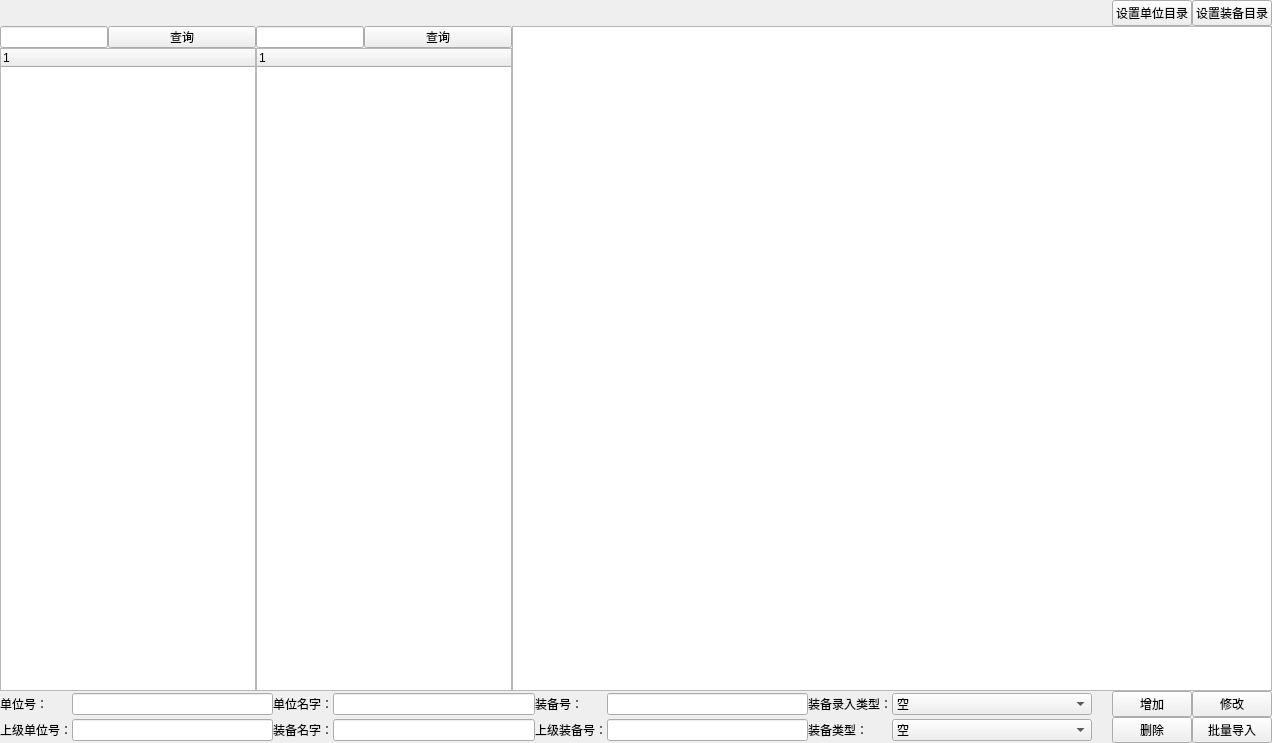
Belos10/Equip, file widgets/strengthDisturb/select_set.ui: the form before one commit.
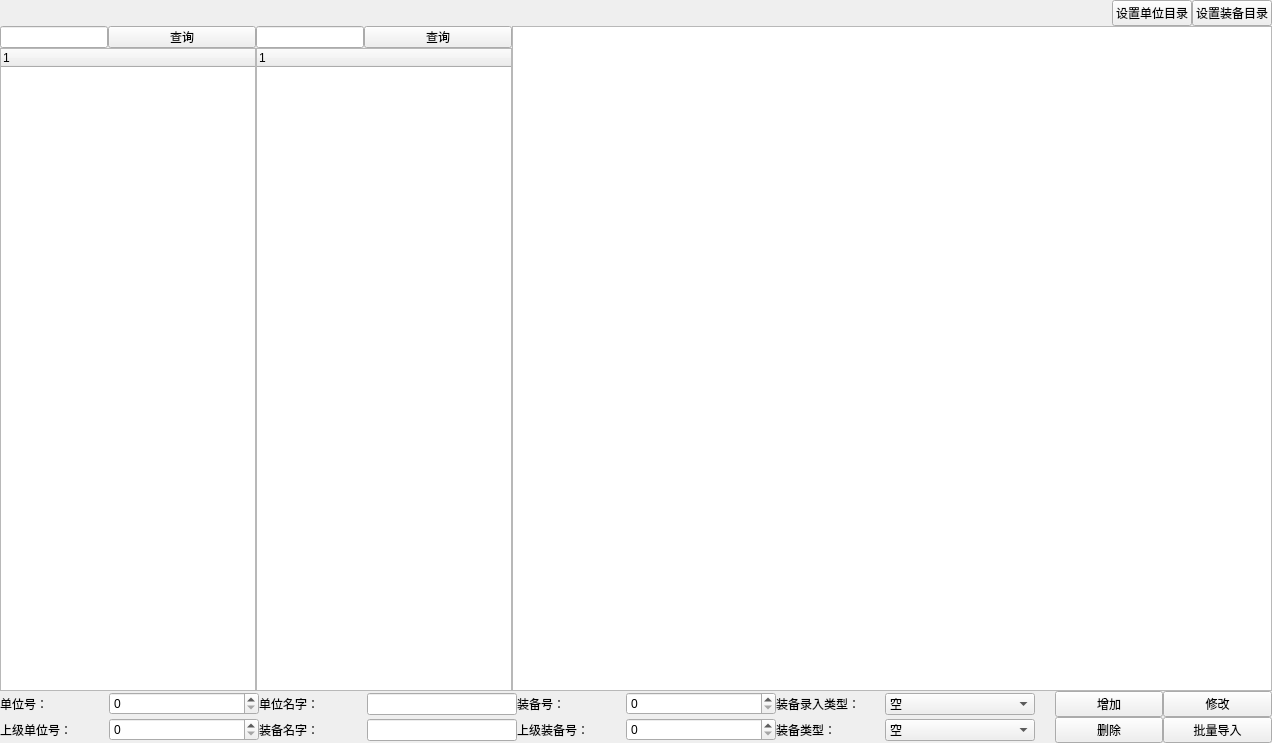
The form after the commit.

Diff of the .ui file:
```diff
--- a/widgets/strengthDisturb/select_set.ui
+++ b/widgets/strengthDisturb/select_set.ui
@@ -264,9 +264,6 @@
         <property name="spacing">
          <number>0</number>
         </property>
-        <item row="0" column="5">
-         <widget class="QLineEdit" name="le_equipID"/>
-        </item>
         <item row="0" column="7">
          <widget class="QComboBox" name="cb_inputType">
           <property name="sizePolicy">
@@ -277,7 +274,7 @@
           </property>
           <property name="minimumSize">
            <size>
-            <width>200</width>
+            <width>150</width>
             <height>0</height>
            </size>
           </property>
@@ -333,9 +330,6 @@
           </property>
          </widget>
         </item>
-        <item row="1" column="1">
-         <widget class="QLineEdit" name="le_unitUper"/>
-        </item>
         <item row="0" column="10">
          <widget class="QPushButton" name="pb_update">
           <property name="text">
@@ -344,7 +338,14 @@
          </widget>
         </item>
         <item row="1" column="3">
-         <widget class="QLineEdit" name="le_equipName"/>
+         <widget class="QLineEdit" name="le_equipName">
+          <property name="maximumSize">
+           <size>
+            <width>150</width>
+            <height>16777215</height>
+           </size>
+          </property>
+         </widget>
         </item>
         <item row="1" column="0">
          <widget class="QLabel" name="lb_unitUper">
@@ -394,10 +395,20 @@
          </widget>
         </item>
         <item row="0" column="3">
-         <widget class="QLineEdit" name="le_unitName"/>
-        </item>
-        <item row="0" column="1">
-         <widget class="QLineEdit" name="le_unitID"/>
+         <widget class="QLineEdit" name="le_unitName">
+          <property name="minimumSize">
+           <size>
+            <width>150</width>
+            <height>0</height>
+           </size>
+          </property>
+          <property name="maximumSize">
+           <size>
+            <width>150</width>
+            <height>16777215</height>
+           </size>
+          </property>
+         </widget>
         </item>
         <item row="1" column="10">
          <widget class="QPushButton" name="pb_input">
@@ -413,9 +424,6 @@
           </property>
          </widget>
         </item>
-        <item row="1" column="5">
-         <widget class="QLineEdit" name="le_equipUper"/>
-        </item>
         <item row="0" column="8">
          <spacer name="horizontalSpacer_2">
           <property name="orientation">
@@ -432,6 +440,32 @@
           </property>
          </spacer>
         </item>
+        <item row="0" column="1">
+         <widget class="QSpinBox" name="sb_unitID">
+          <property name="minimumSize">
+           <size>
+            <width>150</width>
+            <height>0</height>
+           </size>
+          </property>
+         </widget>
+        </item>
+        <item row="0" column="5">
+         <widget class="QSpinBox" name="sb_equipID">
+          <property name="minimumSize">
+           <size>
+            <width>150</width>
+            <height>0</height>
+           </size>
+          </property>
+         </widget>
+        </item>
+        <item row="1" column="1">
+         <widget class="QSpinBox" name="sb_unitUper"/>
+        </item>
+        <item row="1" column="5">
+         <widget class="QSpinBox" name="sb_equipUper"/>
+        </item>
        </layout>
       </item>
      </layout>
```
